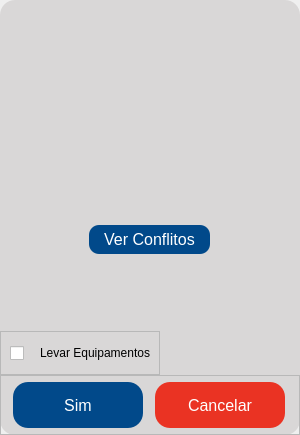
Senac-SOR-ADS/Mapa-de-Sala, file App/view/ui/telaConfirmacao.ui: the form before one commit.
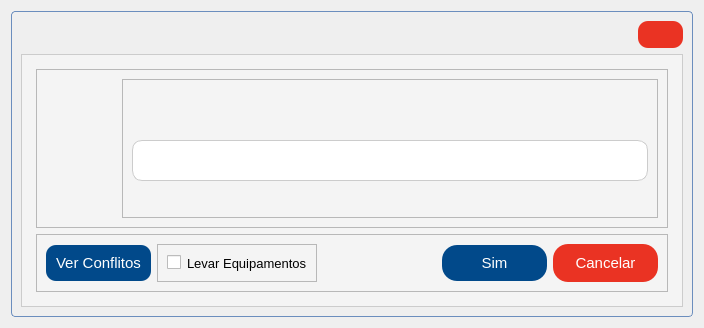
The form after the commit. Icons and pictures are not drawn.

Commit message:
Criando nova Tela de Confirmação (#255)
* Nova tela de confirmação

Feito nova tela de confirmação com novo layout, icones e estilização

* Nova tela de confirmação

Finalizada a nova tela de confirmação e arrumado a tela de conflitos no icone de tela cheia

* Retirando comando de exibição

* Alterando estilização

adiciona borda e cor para a tela de conflito

```diff
--- a/App/view/ui/telaConfirmacao.ui
+++ b/App/view/ui/telaConfirmacao.ui
@@ -6,8 +6,8 @@
    <rect>
     <x>0</x>
     <y>0</y>
-    <width>300</width>
-    <height>435</height>
+    <width>700</width>
+    <height>324</height>
    </rect>
   </property>
   <property name="windowTitle">
@@ -15,15 +15,24 @@
   </property>
   <property name="styleSheet">
    <string notr="true">#fundo {
-	background-color: #d9d7d7;
-border-radius: 15px;
+    background: qlineargradient(spread:pad, x1:0, y1:0, x2:0, y2:1, 
+                                stop:0 #E3F2FD, stop:1 #AFCDE7);
+    border: 1px solid #6B8EBE;
+    border-radius: 4px;
+}
+
+#fundo_2 {
+	background-color: #f4f4f4;
+    border: 1px solid #ccc;
+    padding: 5px;
 }
 
 #btnCancelar {
-	background-color: #ea3323;
-border: none;
-border-radius: 15px;
-color: #ffffff;
+    background-color: #ea3323;
+    border: none;
+    border-radius: 15px;
+    color: #ffffff;
+    padding: 10px 20px;
 }
 
 #btnCancelar:hover {
@@ -31,76 +40,138 @@
 }
 
 #btnOk {
-	background-color: #01498a;
-border: none;
-border-radius: 15px;
-color: #ffffff;
+    background-color: #01498a;
+    border: none;
+    border-radius: 15px;
+    color: #ffffff;
+    padding: 10px 20px;
+}
+
+#btnOk:hover {
+    background-color: #f6921e;
 }
 
 #btnAbrirConflitos {
-	background-color: #01498a;
-border: none;
-border-radius: 10px;
-color: #ffffff;
+    background-color: #01498a;
+    border: none;
+    border-radius: 10px;
+    color: #ffffff;
+    padding: 8px 8px;
 }
 
 #btnOk:hover, #btnAbrirConflitos:hover {
     background-color: #f6921e;
 }
 
-#btnFechar:hover {
-	background-color: #FF0000;
-	icon: url(&quot;App/view/ui/icones/iconCloseBranco.png&quot;);
-}
-
 #btnFechar {
-	border: none;
-	background-color: transparent;
-	border-radius: 12px;
+    background-color: #ea3323;
+    border-radius: 10px;
+    color: #ffffff;
+    padding: 8px 16px;
+}
+
+#btnFechar:hover {
+    background-color: #d62f20;
 }
 
 #aviso {
-	padding:0 13px 0 13px ;
+    padding: 10px 20px;
+    background-color: #ffffff;
+    border-radius: 10px;
+    color: #333333;
+    line-height: 1.5;
+    border: 1px solid #ccc;
+    margin-bottom: 15px;
 }
 
+#aviso strong {
+    color: #ea3323;
+}
+
+QLineEdit, QPlainTextEdit {
+    background-color: #ffffff;
+    border: 1px solid #ccc;
+    border-radius: 10px;
+    padding: 10px;
+}
+
+QLineEdit:focus, QPlainTextEdit:focus {
+    border-color: #01498a;
+}
+
+QPushButton {
+    border-radius: 15px;
+    color: #ffffff;
+    padding: 10px 20px;
+}
+
+QPushButton:hover {
+    background-color: #f6921e;
+}
+
+QPushButton#btnCancelar {
+    background-color: #ea3323;
+}
+
+QPushButton#btnOk {
+    background-color: #01498a;
+}
+
+QPushButton#btnAbrirConflitos {
+    background-color: #01498a;
+}
+
+QPushButton#btnFechar {
+    background-color: #ea3323;
+}
+
+QPushButton#btnCancelar:hover {
+    background-color: #d62f20;
+}
+
+QPushButton#btnOk:hover {
+    background-color: #f6921e;
+}
+
+QPushButton#btnAbrirConflitos:hover {
+    background-color: #f6921e;
+}
+
+QPushButton#btnFechar:hover {
+    background-color: #d62f20;
+}
 </string>
   </property>
   <layout class="QVBoxLayout" name="verticalLayout">
-   <property name="spacing">
-    <number>0</number>
-   </property>
-   <property name="leftMargin">
-    <number>0</number>
-   </property>
-   <property name="topMargin">
-    <number>0</number>
-   </property>
-   <property name="rightMargin">
-    <number>0</number>
-   </property>
-   <property name="bottomMargin">
-    <number>0</number>
-   </property>
    <item>
-    <widget class="QWidget" name="fundo" native="true">
+    <widget class="QFrame" name="fundo">
+     <property name="frameShape">
+      <enum>QFrame::StyledPanel</enum>
+     </property>
+     <property name="frameShadow">
+      <enum>QFrame::Raised</enum>
+     </property>
      <layout class="QVBoxLayout" name="verticalLayout_2">
-      <property name="spacing">
-       <number>0</number>
-      </property>
-      <property name="leftMargin">
-       <number>0</number>
-      </property>
-      <property name="topMargin">
-       <number>0</number>
-      </property>
-      <property name="rightMargin">
-       <number>0</number>
-      </property>
-      <property name="bottomMargin">
-       <number>0</number>
-      </property>
       <item alignment="Qt::AlignRight">
        <widget class="QPushButton" name="btnFechar">
+        <property name="sizePolicy">
+         <sizepolicy hsizetype="Fixed" vsizetype="Fixed">
+          <horstretch>0</horstretch>
+          <verstretch>0</verstretch>
+         </sizepolicy>
+        </property>
+        <property name="minimumSize">
+         <size>
+          <width>45</width>
+          <height>27</height>
+         </size>
+        </property>
+        <property name="maximumSize">
+         <size>
+          <width>45</width>
+          <height>27</height>
+         </size>
+        </property>
         <property name="cursor">
          <cursorShape>PointingHandCursor</cursorShape>
         </property>
@@ -113,18 +184,66 @@
         </property>
         <property name="iconSize">
          <size>
-          <width>30</width>
-          <height>30</height>
+          <width>24</width>
+          <height>24</height>
          </size>
         </property>
        </widget>
       </item>
-      <item alignment="Qt::AlignHCenter|Qt::AlignVCenter">
-       <widget class="QLabel" name="label">
+      <item>
+       <widget class="QFrame" name="fundo_2">
         <property name="minimumSize">
          <size>
-          <width>150</width>
-          <height>150</height>
+          <width>662</width>
+          <height>253</height>
+         </size>
+        </property>
+        <property name="maximumSize">
+         <size>
+          <width>662</width>
+          <height>253</height>
+         </size>
+        </property>
+        <property name="frameShape">
+         <enum>QFrame::StyledPanel</enum>
+        </property>
+        <property name="frameShadow">
+         <enum>QFrame::Raised</enum>
+        </property>
+        <layout class="QVBoxLayout" name="verticalLayout_5">
+         <item>
+          <widget class="QFrame" name="frame_5">
+           <property name="sizePolicy">
+            <sizepolicy hsizetype="Preferred" vsizetype="Fixed">
+             <horstretch>0</horstretch>
+             <verstretch>0</verstretch>
+            </sizepolicy>
+           </property>
+           <property name="minimumSize">
+            <size>
+             <width>0</width>
+             <height>159</height>
+            </size>
+           </property>
+           <property name="frameShape">
+            <enum>QFrame::StyledPanel</enum>
+           </property>
+           <property name="frameShadow">
+            <enum>QFrame::Raised</enum>
+           </property>
+           <layout class="QHBoxLayout" name="horizontalLayout_6">
+            <item alignment="Qt::AlignVCenter">
+             <widget class="QLabel" name="label_4">
+              <property name="minimumSize">
+               <size>
+                <width>70</width>
+                <height>65</height>
+               </size>
+              </property>
+              <property name="maximumSize">
+               <size>
+                <width>70</width>
+                <height>65</height>
          </size>
         </property>
         <property name="text">
@@ -136,52 +255,100 @@
         <property name="scaledContents">
          <bool>true</bool>
         </property>
-       </widget>
-      </item>
-      <item alignment="Qt::AlignHCenter|Qt::AlignVCenter">
+              <property name="alignment">
+               <set>Qt::AlignCenter</set>
+              </property>
+             </widget>
+            </item>
+            <item>
+             <widget class="QFrame" name="frame_7">
+              <property name="frameShape">
+               <enum>QFrame::StyledPanel</enum>
+              </property>
+              <property name="frameShadow">
+               <enum>QFrame::Raised</enum>
+              </property>
+              <layout class="QVBoxLayout" name="verticalLayout_6">
+               <item>
        <widget class="QLabel" name="titulo">
-        <property name="minimumSize">
-         <size>
-          <width>300</width>
-          <height>0</height>
-         </size>
+                 <property name="enabled">
+                  <bool>true</bool>
         </property>
         <property name="maximumSize">
          <size>
-          <width>300</width>
-          <height>16777215</height>
+                   <width>16777215</width>
+                   <height>25</height>
          </size>
         </property>
         <property name="font">
          <font>
-          <pointsize>14</pointsize>
+                   <pointsize>12</pointsize>
          </font>
         </property>
         <property name="text">
          <string/>
         </property>
-        <property name="scaledContents">
-         <bool>false</bool>
-        </property>
-        <property name="alignment">
-         <set>Qt::AlignCenter</set>
-        </property>
-        <property name="wordWrap">
-         <bool>true</bool>
-        </property>
-       </widget>
-      </item>
-      <item alignment="Qt::AlignHCenter">
+                </widget>
+               </item>
+               <item>
+                <widget class="QLabel" name="aviso">
+                 <property name="enabled">
+                  <bool>true</bool>
+                 </property>
+                 <property name="maximumSize">
+                  <size>
+                   <width>16777215</width>
+                   <height>56</height>
+                  </size>
+                 </property>
+                 <property name="font">
+                  <font>
+                   <pointsize>10</pointsize>
+                  </font>
+                 </property>
+                 <property name="text">
+                  <string/>
+                 </property>
+                </widget>
+               </item>
+              </layout>
+             </widget>
+            </item>
+           </layout>
+          </widget>
+         </item>
+         <item>
+          <widget class="QFrame" name="frame_3">
+           <property name="sizePolicy">
+            <sizepolicy hsizetype="Expanding" vsizetype="Fixed">
+             <horstretch>0</horstretch>
+             <verstretch>0</verstretch>
+            </sizepolicy>
+           </property>
+           <property name="frameShape">
+            <enum>QFrame::StyledPanel</enum>
+           </property>
+           <property name="frameShadow">
+            <enum>QFrame::Raised</enum>
+           </property>
+           <layout class="QHBoxLayout" name="horizontalLayout_4">
+            <item>
        <widget class="QPushButton" name="btnAbrirConflitos">
         <property name="minimumSize">
          <size>
-          <width>121</width>
-          <height>29</height>
+                <width>105</width>
+                <height>36</height>
+               </size>
+              </property>
+              <property name="maximumSize">
+               <size>
+                <width>105</width>
+                <height>36</height>
          </size>
         </property>
         <property name="font">
          <font>
-          <pointsize>12</pointsize>
+                <pointsize>11</pointsize>
          </font>
         </property>
         <property name="cursor">
@@ -192,50 +359,14 @@
         </property>
        </widget>
       </item>
-      <item alignment="Qt::AlignHCenter|Qt::AlignVCenter">
-       <widget class="QLabel" name="aviso">
-        <property name="minimumSize">
-         <size>
-          <width>300</width>
-          <height>0</height>
-         </size>
-        </property>
-        <property name="maximumSize">
-         <size>
-          <width>300</width>
-          <height>16777215</height>
-         </size>
-        </property>
-        <property name="font">
-         <font>
-          <pointsize>10</pointsize>
-         </font>
-        </property>
-        <property name="layoutDirection">
-         <enum>Qt::LeftToRight</enum>
-        </property>
-        <property name="frameShape">
-         <enum>QFrame::NoFrame</enum>
-        </property>
-        <property name="lineWidth">
-         <number>1</number>
-        </property>
-        <property name="text">
-         <string/>
-        </property>
-        <property name="textFormat">
-         <enum>Qt::AutoText</enum>
-        </property>
-        <property name="alignment">
-         <set>Qt::AlignCenter</set>
-        </property>
-        <property name="wordWrap">
-         <bool>true</bool>
-        </property>
-       </widget>
-      </item>
-      <item alignment="Qt::AlignLeft|Qt::AlignBottom">
+            <item>
        <widget class="QFrame" name="containerEquipamentos">
+              <property name="sizePolicy">
+               <sizepolicy hsizetype="Expanding" vsizetype="Preferred">
+                <horstretch>0</horstretch>
+                <verstretch>0</verstretch>
+               </sizepolicy>
+              </property>
         <property name="frameShape">
          <enum>QFrame::StyledPanel</enum>
         </property>
@@ -245,19 +376,11 @@
         <layout class="QHBoxLayout" name="horizontalLayout_2">
          <item>
           <widget class="QCheckBox" name="checkBoxEquipamentos">
-           <property name="enabled">
-            <bool>true</bool>
-           </property>
-           <property name="minimumSize">
-            <size>
-             <width>24</width>
-             <height>24</height>
-            </size>
-           </property>
-           <property name="font">
-            <font>
-             <pointsize>12</pointsize>
-            </font>
+                 <property name="sizePolicy">
+                  <sizepolicy hsizetype="Fixed" vsizetype="Fixed">
+                   <horstretch>0</horstretch>
+                   <verstretch>0</verstretch>
+                  </sizepolicy>
            </property>
            <property name="cursor">
             <cursorShape>PointingHandCursor</cursorShape>
@@ -265,28 +388,13 @@
            <property name="text">
             <string/>
            </property>
-           <property name="iconSize">
-            <size>
-             <width>16</width>
-             <height>16</height>
-            </size>
-           </property>
-           <property name="checked">
-            <bool>false</bool>
-           </property>
-           <property name="autoRepeat">
-            <bool>false</bool>
-           </property>
-           <property name="autoExclusive">
-            <bool>false</bool>
-           </property>
           </widget>
          </item>
          <item>
           <widget class="QLabel" name="label_2">
            <property name="font">
             <font>
-             <pointsize>9</pointsize>
+                   <pointsize>10</pointsize>
             </font>
            </property>
            <property name="text">
@@ -298,46 +406,35 @@
        </widget>
       </item>
       <item>
-       <widget class="QFrame" name="frame">
-        <property name="frameShape">
-         <enum>QFrame::StyledPanel</enum>
-        </property>
-        <property name="frameShadow">
-         <enum>QFrame::Raised</enum>
-        </property>
-        <layout class="QHBoxLayout" name="horizontalLayout">
-         <property name="spacing">
-          <number>0</number>
-         </property>
-         <property name="leftMargin">
-          <number>0</number>
-         </property>
-         <property name="topMargin">
-          <number>0</number>
-         </property>
-         <property name="rightMargin">
-          <number>0</number>
-         </property>
-         <property name="bottomMargin">
-          <number>0</number>
-         </property>
+             <spacer name="horizontalSpacer_2">
+              <property name="orientation">
+               <enum>Qt::Horizontal</enum>
+              </property>
+              <property name="sizeHint" stdset="0">
+               <size>
+                <width>40</width>
+                <height>20</height>
+               </size>
+              </property>
+             </spacer>
+            </item>
          <item>
           <widget class="QPushButton" name="btnOk">
            <property name="minimumSize">
             <size>
-             <width>130</width>
-             <height>46</height>
+                <width>105</width>
+                <height>36</height>
             </size>
            </property>
            <property name="maximumSize">
             <size>
-             <width>130</width>
-             <height>46</height>
+                <width>105</width>
+                <height>36</height>
             </size>
            </property>
            <property name="font">
             <font>
-             <pointsize>12</pointsize>
+                <pointsize>11</pointsize>
             </font>
            </property>
            <property name="cursor">
@@ -352,19 +449,13 @@
           <widget class="QPushButton" name="btnCancelar">
            <property name="minimumSize">
             <size>
-             <width>130</width>
-             <height>46</height>
-            </size>
-           </property>
-           <property name="maximumSize">
-            <size>
-             <width>130</width>
-             <height>46</height>
+                <width>105</width>
+                <height>36</height>
             </size>
            </property>
            <property name="font">
             <font>
-             <pointsize>12</pointsize>
+                <pointsize>11</pointsize>
             </font>
            </property>
            <property name="cursor">
@@ -383,12 +474,9 @@
    </item>
   </layout>
  </widget>
- <tabstops>
-  <tabstop>checkBoxEquipamentos</tabstop>
-  <tabstop>btnOk</tabstop>
-  <tabstop>btnCancelar</tabstop>
-  <tabstop>btnFechar</tabstop>
- </tabstops>
+   </item>
+  </layout>
+ </widget>
  <resources/>
  <connections/>
 </ui>
```
Left out of the diff: 10 changed lines with no effect on the pictures. Lines whose indentation alone changed are shown as unchanged. The commit also changes 2 other files.
